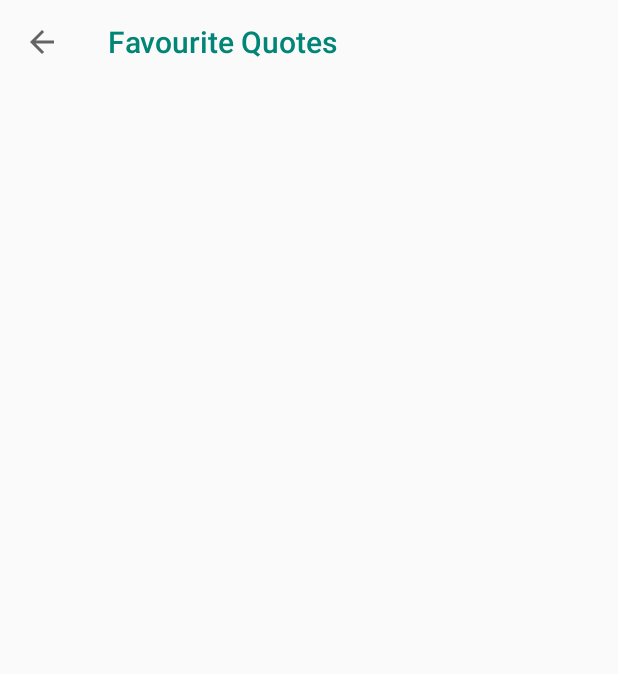
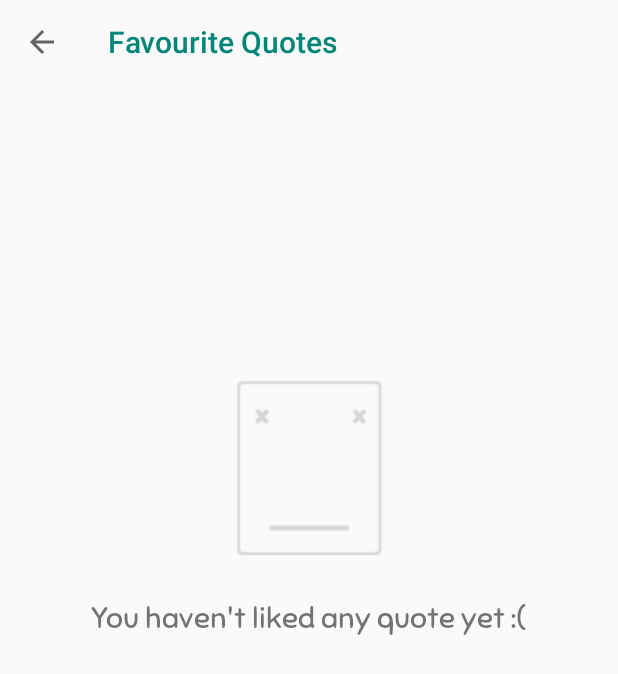
Before and after one commit to kgcorner/Quotes-cards, an Android app: the FavouriteCardsActivity screen opened directly, with no data from a screen before it, on a phone screen of 412 x 824 dp. Shown: the top 674 px of the screen. Run offline under Robolectric (Android 15) with nearby library versions, the phone set to English and light mode, and no system bars; our stand-ins replace ButterKnife, Dagger/Hilt's generated code; libraries missing offline, so code that uses them is left out: in.arjsna.swipecardlib, io.realm; plain views replace SwipeCardView; network calls fail; 4 statements that could not run were skipped.

Commit message:
Adds loader and no quotes card

```diff
--- a/app/build.gradle
+++ b/app/build.gradle
@@ -58,6 +58,7 @@ dependencies {
     implementation 'com.android.support:design:28.0.0'
     implementation 'com.android.support:cardview-v7:28.0.0'
     implementation 'com.android.support:support-v4:28.0.0'
+    implementation 'pl.droidsonroids.gif:android-gif-drawable:1.2.0'
     //Dagger dependencies
     implementation 'com.google.dagger:dagger:2.22.1'
     annotationProcessor 'com.google.dagger:dagger-compiler:2.22.1'
--- a/app/src/main/java/com/kgcorner/vachan/viewers/BaseView.java
+++ b/app/src/main/java/com/kgcorner/vachan/viewers/BaseView.java
@@ -2,4 +2,6 @@ package com.kgcorner.vachan.viewers;
 
 public interface BaseView {
     void showError(Throwable e);
+    void showLoader();
+    void hideLoader();
 }
--- a/app/src/main/java/com/kgcorner/vachan/viewers/favouritecard/FavouriteCardsActivity.java
+++ b/app/src/main/java/com/kgcorner/vachan/viewers/favouritecard/FavouriteCardsActivity.java
@@ -4,6 +4,7 @@ import android.support.v7.app.AppCompatActivity;
 import android.os.Bundle;
 import android.support.v7.widget.Toolbar;
 import android.view.View;
+import android.widget.TextView;
 import android.widget.Toast;
 
 import com.kgcorner.sdk.models.Quote;
@@ -31,6 +32,12 @@ public class FavouriteCardsActivity extends AppCompatActivity {
     @BindView(R.id.toolbar)
     Toolbar toolbar;
 
+    @BindView(R.id.noCardLayout)
+    View noCardLayout;
+
+    @BindView(R.id.txtNoItem)
+    TextView txtNoItem;
+
     private Unbinder unbinder;
     @Override
     protected void onCreate(Bundle savedInstanceState) {
@@ -40,6 +47,13 @@ public class FavouriteCardsActivity extends AppCompatActivity {
         ((BaseApplication)getApplication()).getAppComponent().inject(this);
 
         List<Quote> favQuotes = presenter.getFavCards();
+        if(favQuotes == null || favQuotes.isEmpty()) {
+            noCardLayout.setVisibility(View.VISIBLE);
+            txtNoItem.setText(R.string.no_fav_text);
+        } else {
+            noCardLayout.setVisibility(View.GONE);
+        }
+
 
         QuoteCardAdapter adapter = new QuoteCardAdapter(this,
                 R.layout.quote_card, favQuotes, this);
@@ -70,8 +84,8 @@ public class FavouriteCardsActivity extends AppCompatActivity {
 
             @Override
             public void onAdapterAboutToEmpty(int itemsInAdapter) {
-                Toast.makeText(quotesContainer.getContext(),
-                        "This is last card", Toast.LENGTH_SHORT ).show();
+                noCardLayout.setVisibility(View.VISIBLE);
+                txtNoItem.setText(R.string.no_more_fav_text);
             }
 
             @Override
--- a/app/src/main/res/layout/activity_favourite_cards.xml
+++ b/app/src/main/res/layout/activity_favourite_cards.xml
@@ -5,6 +5,14 @@
     android:layout_width="match_parent"
     android:layout_height="match_parent"
     tools:context=".viewers.favouritecard.FavouriteCardsActivity">
+
+    <include
+        android:id="@+id/noCardLayout"
+        android:layout_width="match_parent"
+        android:layout_height="match_parent"
+        layout="@layout/no_card_layout"
+        android:visibility="gone"></include>
+
     <android.support.v7.widget.Toolbar
         android:id="@+id/toolbar"
         android:layout_width="match_parent"
@@ -25,4 +33,5 @@
         app:rotation_degrees="15.5"
         app:top_swipe_detect="false"
         tools:context=".CardSwipeActivity" />
+
 </FrameLayout>
--- /dev/null
+++ b/app/src/main/res/layout/no_card_layout.xml
@@ -0,0 +1,26 @@
+<?xml version="1.0" encoding="utf-8"?>
+<FrameLayout
+    xmlns:android="http://schemas.android.com/apk/res/android"
+    xmlns:app="http://schemas.android.com/apk/res-auto"
+    android:layout_width="match_parent"
+    android:layout_height="match_parent">
+
+    <TextView
+        android:id="@+id/txtNoItem"
+        android:layout_width="wrap_content"
+        android:layout_height="wrap_content"
+        android:layout_gravity="center"
+        android:fontFamily="@font/sniglet"
+        android:text="No Item found here :("
+        android:textAlignment="center"
+        android:textSize="@dimen/text_xx"
+        android:visibility="visible" />
+
+    <ImageView
+        android:id="@+id/imageView"
+        android:layout_width="wrap_content"
+        android:layout_height="wrap_content"
+        android:layout_gravity="center"
+        android:layout_marginTop="-100dp"
+        app:srcCompat="@drawable/frame" />
+</FrameLayout>
--- a/app/src/main/res/values/strings.xml
+++ b/app/src/main/res/values/strings.xml
@@ -20,6 +20,9 @@
     <string name="drawer_open">open</string>
     <string name="packagename">com.kgcorner.vachan</string>
     <string name="favourite_quote_activity_title">Favourite Quotes</string>
+    <string name="no_fav_text">You haven\'t liked any quote yet :(</string>
+    <string name="no_quote_text">Well, you swipped all quotes. We\'ll add more soon :) </string>
+    <string name="no_more_fav_text">You Swipped all favourite cards :). Like some more</string>
 
     <string-array name="nav_drawer_labels">
         <item>@string/favourites</item>
```
Also changed, not shown: app/src/main/java/com/kgcorner/vachan/viewers/ShareActivity.java (+10 -0 lines), app/src/main/java/com/kgcorner/vachan/viewers/quotes/fragments/quotes/QuotesListFragment.java (+31 -6 lines), app/src/main/java/com/kgcorner/vachan/viewers/quotes/fragments/quotes/QuotesPresenterImpl.java (+7 -1 lines), app/src/main/java/com/kgcorner/vachan/viewers/quotes/fragments/topics/TopicsFragment.java (+18 -0 lines), app/src/main/java/com/kgcorner/vachan/viewers/quotes/images/ImageChooser.java (+15 -0 lines), app/src/main/java/com/kgcorner/vachan/viewers/selectedtopics/CardsOnTopicActivity.java (+15 -0 lines), app/src/main/res/layout/activity_cards_on_topic.xml (+16 -3 lines), app/src/main/res/layout/activity_image_chooser.xml (+13 -1 lines), app/src/main/res/layout/activity_share.xml (+8 -1 lines), app/src/main/res/layout/fragment_quotes_list.xml (+15 -0 lines), app/src/main/res/layout/topics_list.xml (+6 -1 lines), app/src/main/res/drawable/blank.jpg, app/src/main/res/drawable/frame.png (added), app/src/main/res/drawable/spinner.gif (added).
